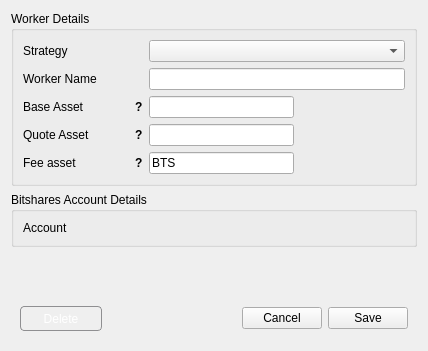
Old version of the form dexbot/views/ui/edit_worker_window.ui in the repository xeroc/stakemachine.
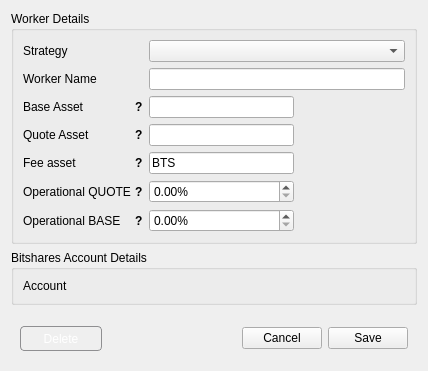
New version of the form.

Commit message: Add operational balance settings into GUI

Patch:
```diff
--- a/dexbot/views/ui/edit_worker_window.ui
+++ b/dexbot/views/ui/edit_worker_window.ui
@@ -401,6 +401,258 @@
         </property>
        </widget>
       </item>
+      <item row="7" column="0">
+       <widget class="QWidget" name="operational_quote_wrap" native="true">
+        <property name="sizePolicy">
+         <sizepolicy hsizetype="Fixed" vsizetype="Preferred">
+          <horstretch>0</horstretch>
+          <verstretch>0</verstretch>
+         </sizepolicy>
+        </property>
+        <property name="minimumSize">
+         <size>
+          <width>120</width>
+          <height>0</height>
+         </size>
+        </property>
+        <property name="maximumSize">
+         <size>
+          <width>120</width>
+          <height>16777215</height>
+         </size>
+        </property>
+        <layout class="QHBoxLayout" name="horizontalLayout_6">
+         <property name="spacing">
+          <number>0</number>
+         </property>
+         <property name="leftMargin">
+          <number>0</number>
+         </property>
+         <property name="topMargin">
+          <number>0</number>
+         </property>
+         <property name="rightMargin">
+          <number>0</number>
+         </property>
+         <property name="bottomMargin">
+          <number>0</number>
+         </property>
+         <item>
+          <widget class="QLabel" name="operational_quote_label">
+           <property name="minimumSize">
+            <size>
+             <width>0</width>
+             <height>0</height>
+            </size>
+           </property>
+           <property name="maximumSize">
+            <size>
+             <width>16777215</width>
+             <height>16777215</height>
+            </size>
+           </property>
+           <property name="text">
+            <string>Operational QUOTE</string>
+           </property>
+           <property name="buddy">
+            <cstring>quote_asset_input</cstring>
+           </property>
+          </widget>
+         </item>
+         <item>
+          <widget class="QLabel" name="operational_quote_tooltip">
+           <property name="sizePolicy">
+            <sizepolicy hsizetype="Fixed" vsizetype="Preferred">
+             <horstretch>0</horstretch>
+             <verstretch>0</verstretch>
+            </sizepolicy>
+           </property>
+           <property name="font">
+            <font>
+             <weight>75</weight>
+             <bold>true</bold>
+            </font>
+           </property>
+           <property name="cursor">
+            <cursorShape>WhatsThisCursor</cursorShape>
+           </property>
+           <property name="toolTip">
+            <string>Max % of QUOTE asset available to this worker, 0 - auto</string>
+           </property>
+           <property name="text">
+            <string>?</string>
+           </property>
+           <property name="margin">
+            <number>5</number>
+           </property>
+          </widget>
+         </item>
+        </layout>
+       </widget>
+      </item>
+      <item row="8" column="0">
+       <widget class="QWidget" name="operational_base_wrap" native="true">
+        <property name="sizePolicy">
+         <sizepolicy hsizetype="Fixed" vsizetype="Preferred">
+          <horstretch>0</horstretch>
+          <verstretch>0</verstretch>
+         </sizepolicy>
+        </property>
+        <property name="minimumSize">
+         <size>
+          <width>120</width>
+          <height>0</height>
+         </size>
+        </property>
+        <property name="maximumSize">
+         <size>
+          <width>120</width>
+          <height>16777215</height>
+         </size>
+        </property>
+        <layout class="QHBoxLayout" name="horizontalLayout_7">
+         <property name="spacing">
+          <number>0</number>
+         </property>
+         <property name="leftMargin">
+          <number>0</number>
+         </property>
+         <property name="topMargin">
+          <number>0</number>
+         </property>
+         <property name="rightMargin">
+          <number>0</number>
+         </property>
+         <property name="bottomMargin">
+          <number>0</number>
+         </property>
+         <item>
+          <widget class="QLabel" name="operational_base_label">
+           <property name="minimumSize">
+            <size>
+             <width>0</width>
+             <height>0</height>
+            </size>
+           </property>
+           <property name="maximumSize">
+            <size>
+             <width>16777215</width>
+             <height>16777215</height>
+            </size>
+           </property>
+           <property name="text">
+            <string>Operational BASE</string>
+           </property>
+           <property name="buddy">
+            <cstring>quote_asset_input</cstring>
+           </property>
+          </widget>
+         </item>
+         <item>
+          <widget class="QLabel" name="operational_base_tooltip">
+           <property name="sizePolicy">
+            <sizepolicy hsizetype="Fixed" vsizetype="Preferred">
+             <horstretch>0</horstretch>
+             <verstretch>0</verstretch>
+            </sizepolicy>
+           </property>
+           <property name="font">
+            <font>
+             <weight>75</weight>
+             <bold>true</bold>
+            </font>
+           </property>
+           <property name="cursor">
+            <cursorShape>WhatsThisCursor</cursorShape>
+           </property>
+           <property name="toolTip">
+            <string>Max % of BASE asset available to this worker, 0 - auto</string>
+           </property>
+           <property name="text">
+            <string>?</string>
+           </property>
+           <property name="margin">
+            <number>5</number>
+           </property>
+          </widget>
+         </item>
+        </layout>
+       </widget>
+      </item>
+      <item row="7" column="1">
+       <widget class="QDoubleSpinBox" name="operational_quote_input">
+        <property name="minimumSize">
+         <size>
+          <width>145</width>
+          <height>0</height>
+         </size>
+        </property>
+        <property name="maximumSize">
+         <size>
+          <width>80</width>
+          <height>16777215</height>
+         </size>
+        </property>
+        <property name="cursor">
+         <cursorShape>ArrowCursor</cursorShape>
+        </property>
+        <property name="mouseTracking">
+         <bool>true</bool>
+        </property>
+        <property name="focusPolicy">
+         <enum>Qt::WheelFocus</enum>
+        </property>
+        <property name="prefix">
+         <string/>
+        </property>
+        <property name="suffix">
+         <string>%</string>
+        </property>
+        <property name="maximum">
+         <double>100.000000000000000</double>
+        </property>
+        <property name="singleStep">
+         <double>1.000000000000000</double>
+        </property>
+       </widget>
+      </item>
+      <item row="8" column="1">
+       <widget class="QDoubleSpinBox" name="operational_base_input">
+        <property name="minimumSize">
+         <size>
+          <width>145</width>
+          <height>0</height>
+         </size>
+        </property>
+        <property name="maximumSize">
+         <size>
+          <width>80</width>
+          <height>16777215</height>
+         </size>
+        </property>
+        <property name="cursor">
+         <cursorShape>ArrowCursor</cursorShape>
+        </property>
+        <property name="mouseTracking">
+         <bool>true</bool>
+        </property>
+        <property name="focusPolicy">
+         <enum>Qt::WheelFocus</enum>
+        </property>
+        <property name="prefix">
+         <string/>
+        </property>
+        <property name="suffix">
+         <string>%</string>
+        </property>
+        <property name="maximum">
+         <double>100.000000000000000</double>
+        </property>
+        <property name="singleStep">
+         <double>1.000000000000000</double>
+        </property>
+       </widget>
+      </item>
      </layout>
     </widget>
    </item>
```
Left out of the diff: 2 changed lines with no effect on the pictures. The commit also changes 1 other file.
